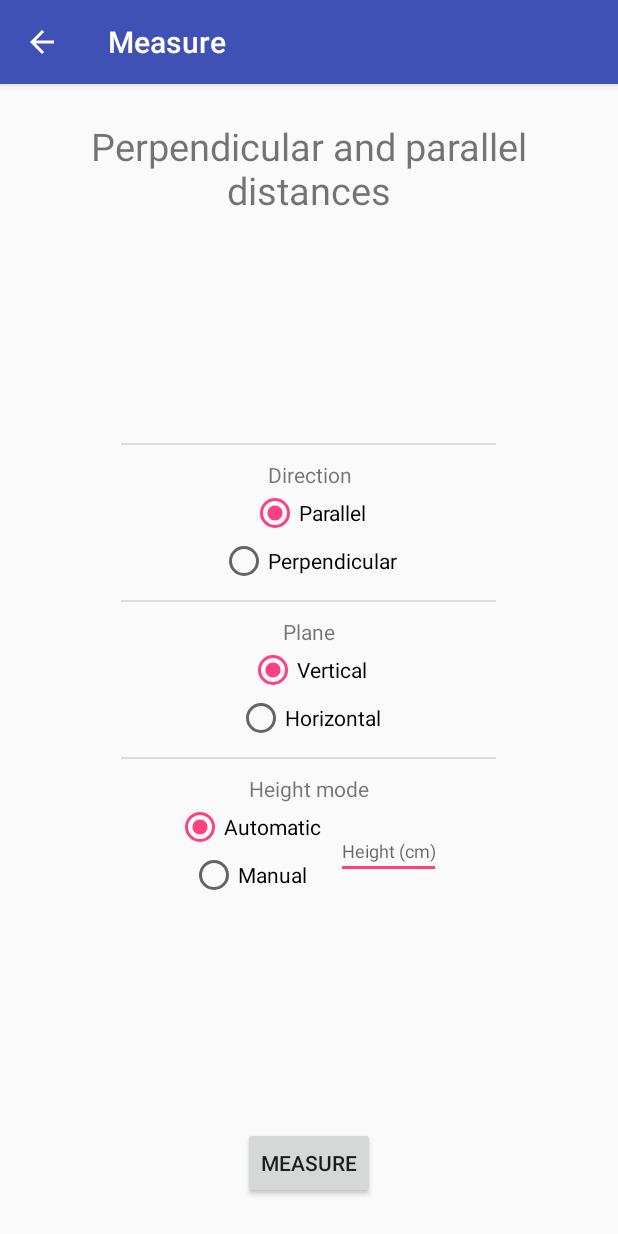
After one commit to albertcanales/measure, an Android app: the DistanceParametersActivity screen opened directly, with no data from a screen before it, on a phone screen of 412 x 824 dp. The commit adds this screen. Run offline under Robolectric (Android 15) with nearby library versions, the phone set to English and light mode, and no system bars.

Commit message:
DistanceParameters changed from Fragment to Activity
ResultsDialog is now truly not cancellable.
Reformatted some code

```diff
--- a/app/src/main/AndroidManifest.xml
+++ b/app/src/main/AndroidManifest.xml
@@ -2,7 +2,7 @@
 <manifest xmlns:android="http://schemas.android.com/apk/res/android"
     package="com.example.albert.measure">
 
-    <uses-permission android:name="android.permission.CAMERA"></uses-permission>
+    <uses-permission android:name="android.permission.CAMERA" />
 
     <application
         android:allowBackup="true"
@@ -23,6 +23,10 @@
             </intent-filter>
         </activity>
         <activity android:name=".activities.DistanceActivity" />
+        <activity
+            android:name=".activities.DistanceParametersActivity"
+            android:label="@string/title_activity_distance_parameters"
+            android:theme="@style/AppTheme.NoActionBar"></activity>
     </application>
 
 </manifest>
--- /dev/null
+++ b/app/src/main/java/com/example/albert/measure/activities/DistanceParametersActivity.java
@@ -0,0 +1,84 @@
+package com.example.albert.measure.activities;
+
+import android.content.Intent;
+import android.os.Bundle;
+import android.support.v7.app.AppCompatActivity;
+import android.support.v7.widget.Toolbar;
+import android.view.View;
+import android.widget.Button;
+import android.widget.EditText;
+import android.widget.RadioGroup;
+
+import com.example.albert.measure.R;
+
+public class DistanceParametersActivity extends AppCompatActivity implements View.OnClickListener {
+
+    private RadioGroup rgDirection;
+    private RadioGroup rgOrientation;
+    private RadioGroup rgHeightMode;
+    private EditText etHeight;
+
+    @Override
+    protected void onCreate(Bundle savedInstanceState) {
+        super.onCreate(savedInstanceState);
+        setContentView(R.layout.activity_distance_parameters);
+        Toolbar toolbar = findViewById(R.id.toolbar);
+        setSupportActionBar(toolbar);
+        getSupportActionBar().setTitle("Measure");
+        getSupportActionBar().setDisplayHomeAsUpEnabled(true);
+
+        Button btMeasure = findViewById(R.id.btMeasure);
+        rgDirection = findViewById(R.id.rgDirection);
+        rgOrientation = findViewById(R.id.rgOrientation);
+        rgHeightMode = findViewById(R.id.rgHeightMode);
+        etHeight = findViewById(R.id.etHeight);
+
+        btMeasure.setOnClickListener(this);
+    }
+
+    @Override
+    public boolean onSupportNavigateUp() {
+        onBackPressed();
+        return true;
+    }
+
+    @Override
+    public void onClick(View view) {
+        if (isEmpty(etHeight)) {
+            etHeight.setError("Cannot be empty");
+        } else {
+            Intent intent = new Intent(this, DistanceActivity.class);
+            intent.putExtras(setParameters());
+            startActivity(intent);
+            finish();
+        }
+    }
+
+    private Bundle setParameters() {
+        Bundle parameters = new Bundle();
+        if (rgDirection.getCheckedRadioButtonId() == R.id.rbParallel)
+            parameters.putString("DIRECTION", "PARALLEL");
+        else
+            parameters.putString("DIRECTION", "PERPENDICULAR");
+
+        if (rgOrientation.getCheckedRadioButtonId() == R.id.rbVertical)
+            parameters.putString("PLANE", "VERTICAL");
+        else
+            parameters.putString("PLANE", "HORIZONTAL");
+
+        if (rgHeightMode.getCheckedRadioButtonId() == R.id.rbAutomatic)
+            parameters.putDouble("HEIGHT", getUserHeight() - 40);
+        else
+            parameters.putDouble("HEIGHT", getUserHeight());
+
+        return parameters;
+    }
+
+    private boolean isEmpty(EditText etText) {
+        return etText.getText().toString().trim().length() == 0;
+    }
+
+    public double getUserHeight() {
+        return Double.parseDouble(etHeight.getText().toString());
+    }
+}
--- a/app/src/main/java/com/example/albert/measure/activities/MainActivity.java
+++ b/app/src/main/java/com/example/albert/measure/activities/MainActivity.java
@@ -1,5 +1,6 @@
 package com.example.albert.measure.activities;
 
+import android.content.Intent;
 import android.os.Bundle;
 import android.support.design.widget.NavigationView;
 import android.support.v4.app.Fragment;
@@ -12,7 +13,6 @@ import android.support.v7.widget.Toolbar;
 import android.view.MenuItem;
 
 import com.example.albert.measure.R;
-import com.example.albert.measure.fragments.DistanceParametersFragment;
 import com.example.albert.measure.fragments.HomeFragment;
 import com.example.albert.measure.fragments.SensorTestFragment;
 
@@ -62,7 +62,7 @@ public class MainActivity extends AppCompatActivity
         Fragment fragment = new HomeFragment();
 
         if (id == R.id.nav_distance) {
-            fragment = new DistanceParametersFragment();
+            startActivity(new Intent(this, DistanceParametersActivity.class));
         } else if (id == R.id.nav_test_sensors) {
             fragment = new SensorTestFragment();
         }
--- /dev/null
+++ b/app/src/main/res/layout/activity_distance_parameters.xml
@@ -0,0 +1,30 @@
+<?xml version="1.0" encoding="utf-8"?>
+<android.support.design.widget.CoordinatorLayout xmlns:android="http://schemas.android.com/apk/res/android"
+    xmlns:app="http://schemas.android.com/apk/res-auto"
+    xmlns:tools="http://schemas.android.com/tools"
+    android:layout_width="match_parent"
+    android:layout_height="match_parent"
+    tools:context=".activities.DistanceParametersActivity">
+
+    <android.support.design.widget.AppBarLayout
+        android:layout_width="match_parent"
+        android:layout_height="wrap_content"
+        android:theme="@style/AppTheme.AppBarOverlay">
+
+        <android.support.v7.widget.Toolbar
+            android:id="@+id/toolbar"
+            android:layout_width="match_parent"
+            android:layout_height="?attr/actionBarSize"
+            android:background="?attr/colorPrimary"
+            app:popupTheme="@style/AppTheme.PopupOverlay" />
+
+    </android.support.design.widget.AppBarLayout>
+
+
+    <include
+        layout="@layout/content_distance_parameters"
+        android:layout_width="match_parent"
+        android:layout_height="match_parent"
+        android:layout_marginTop="56dp" />
+
+</android.support.design.widget.CoordinatorLayout>
--- /dev/null
+++ b/app/src/main/res/layout/content_distance_parameters.xml
@@ -0,0 +1,167 @@
+<?xml version="1.0" encoding="utf-8"?>
+<LinearLayout xmlns:android="http://schemas.android.com/apk/res/android"
+    android:layout_width="match_parent"
+    android:layout_height="match_parent"
+    android:gravity="center"
+    android:orientation="vertical"
+    android:padding="12dp">
+
+    <LinearLayout
+        android:layout_width="match_parent"
+        android:layout_height="wrap_content"
+        android:layout_weight="1"
+        android:gravity="center">
+
+        <TextView
+            android:layout_width="match_parent"
+            android:layout_height="wrap_content"
+            android:layout_marginHorizontal="40dp"
+            android:gravity="center"
+            android:text="Perpendicular and parallel distances"
+            android:textSize="25dp" />
+    </LinearLayout>
+
+    <LinearLayout
+        android:layout_width="match_parent"
+        android:layout_height="wrap_content"
+        android:layout_weight="11"
+        android:gravity="center"
+        android:orientation="vertical">
+
+        <View
+            android:layout_width="250dp"
+            android:layout_height="1dp"
+            android:layout_marginBottom="10dp"
+            android:background="?android:attr/listDivider" />
+
+        <TextView
+            android:layout_width="match_parent"
+            android:layout_height="wrap_content"
+            android:gravity="center"
+            android:text="Direction" />
+
+        <RadioGroup
+            android:id="@+id/rgDirection"
+            android:layout_width="match_parent"
+            android:layout_height="wrap_content"
+            android:gravity="center">
+
+            <RadioButton
+                android:id="@+id/rbParallel"
+                android:layout_width="wrap_content"
+                android:layout_height="wrap_content"
+                android:checked="true"
+                android:text="Parallel" />
+
+            <RadioButton
+                android:id="@+id/rbPerpendicular"
+                android:layout_width="wrap_content"
+                android:layout_height="wrap_content"
+                android:text="Perpendicular" />
+
+        </RadioGroup>
+
+        <View
+            android:layout_width="250dp"
+            android:layout_height="1dp"
+            android:layout_marginVertical="10dp"
+            android:background="?android:attr/listDivider" />
+
+        <TextView
+            android:layout_width="match_parent"
+            android:layout_height="wrap_content"
+            android:gravity="center"
+            android:text="Plane" />
+
+        <RadioGroup
+            android:id="@+id/rgOrientation"
+            android:layout_width="match_parent"
+            android:layout_height="wrap_content"
+            android:gravity="center">
+
+            <RadioButton
+                android:id="@+id/rbVertical"
+                android:layout_width="wrap_content"
+                android:layout_height="wrap_content"
+                android:checked="true"
+                android:text="Vertical" />
+
+            <RadioButton
+                android:id="@+id/rbHorizontal"
+                android:layout_width="wrap_content"
+                android:layout_height="wrap_content"
+                android:text="Horizontal" />
+
+        </RadioGroup>
+
+        <View
+            android:layout_width="250dp"
+            android:layout_height="1dp"
+            android:layout_marginVertical="10dp"
+            android:background="?android:attr/listDivider" />
+
+        <TextView
+            android:layout_width="match_parent"
+            android:layout_height="wrap_content"
+            android:gravity="center"
+            android:text="Height mode" />
+
+        <LinearLayout
+            android:layout_width="wrap_content"
+            android:layout_height="wrap_content"
+            android:gravity="center"
+            android:orientation="horizontal">
+
+            <RadioGroup
+                android:id="@+id/rgHeightMode"
+                android:layout_width="match_parent"
+                android:layout_height="wrap_content"
+                android:gravity="center">
+
+                <RadioButton
+                    android:id="@+id/rbAutomatic"
+                    android:layout_width="wrap_content"
+                    android:layout_height="wrap_content"
+                    android:checked="true"
+                    android:text="Automatic" />
+
+                <RadioButton
+                    android:id="@+id/rbManual"
+                    android:layout_width="wrap_content"
+                    android:layout_height="wrap_content"
+                    android:text="Manual" />
+
+            </RadioGroup>
+
+            <Space
+                android:layout_width="10dp"
+                android:layout_height="wrap_content" />
+
+            <EditText
+                android:id="@+id/etHeight"
+                android:layout_width="wrap_content"
+                android:layout_height="wrap_content"
+                android:ems="5"
+                android:hint="Height (cm)"
+                android:inputType="numberDecimal"
+                android:textSize="12dp" />
+
+        </LinearLayout>
+
+    </LinearLayout>
+
+    <LinearLayout
+        android:layout_width="match_parent"
+        android:layout_height="wrap_content"
+        android:layout_weight="1"
+        android:gravity="center">
+
+        <Button
+            android:id="@+id/btMeasure"
+            android:layout_width="wrap_content"
+            android:layout_height="wrap_content"
+            android:text="Measure" />
+    </LinearLayout>
+
+
+</LinearLayout>
--- a/app/src/main/res/values-v21/styles.xml
+++ b/app/src/main/res/values-v21/styles.xml
@@ -3,6 +3,5 @@
     <style name="AppTheme.NoActionBar">
         <item name="windowActionBar">false</item>
         <item name="windowNoTitle">true</item>
-        <item name="android:statusBarColor">@android:color/transparent</item>
     </style>
 </resources>
--- a/app/src/main/res/values/strings.xml
+++ b/app/src/main/res/values/strings.xml
@@ -6,4 +6,5 @@
     <string name="nav_header_subtitle">android.studio@android.com</string>
     <string name="nav_header_desc">Navigation header</string>
     <string name="mark_point">Point A</string>
+    <string name="title_activity_distance_parameters">DistanceParametersActivity</string>
 </resources>
```
Also changed, not shown: app/src/main/java/com/example/albert/measure/DistanceUtils.java (+5 -12 lines), app/src/main/java/com/example/albert/measure/activities/DistanceActivity.java (+33 -5 lines), app/src/main/java/com/example/albert/measure/fragments/DistanceParametersFragment.java (deleted, +0 -101 lines), app/src/main/java/com/example/albert/measure/fragments/ResultsDialog.java (+2 -6 lines).
